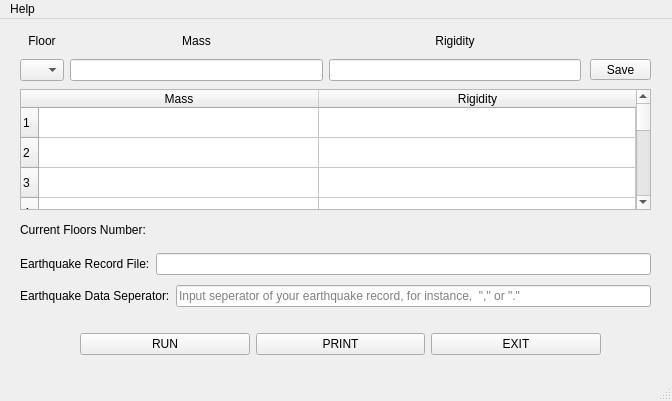
Above: sDynaUi.ui from alitatici/VisualizationOfCodes before the change. Below: the same form after it.
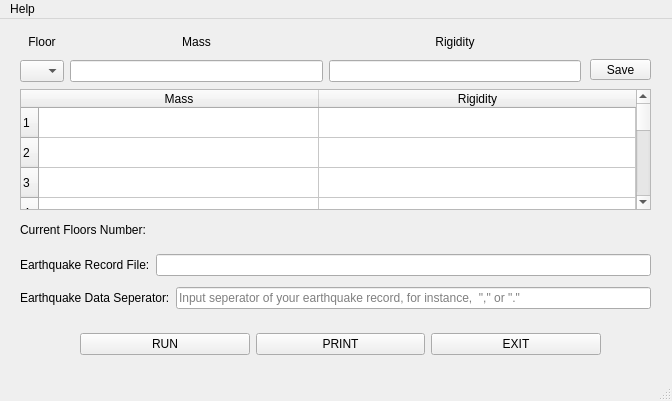
That is the form after the change. Icons and pictures are not drawn.

```diff
--- a/sDynaUi.ui
+++ b/sDynaUi.ui
@@ -1339,7 +1339,7 @@
      <rect>
       <x>20</x>
       <y>200</y>
-      <width>131</width>
+      <width>141</width>
       <height>21</height>
      </rect>
     </property>
@@ -1350,7 +1350,7 @@
    <widget class="QLabel" name="label_savedFloor">
     <property name="geometry">
      <rect>
-      <x>140</x>
+      <x>160</x>
       <y>200</y>
       <width>101</width>
       <height>21</height>
@@ -1379,7 +1379,7 @@
       <x>20</x>
       <y>230</y>
       <width>631</width>
-      <height>62</height>
+      <height>65</height>
      </rect>
     </property>
     <layout class="QVBoxLayout" name="verticalLayout_4">
@@ -1472,7 +1472,7 @@
       <x>20</x>
       <y>10</y>
       <width>561</width>
-      <height>52</height>
+      <height>53</height>
      </rect>
     </property>
     <layout class="QHBoxLayout" name="horizontalLayout_2">
```
